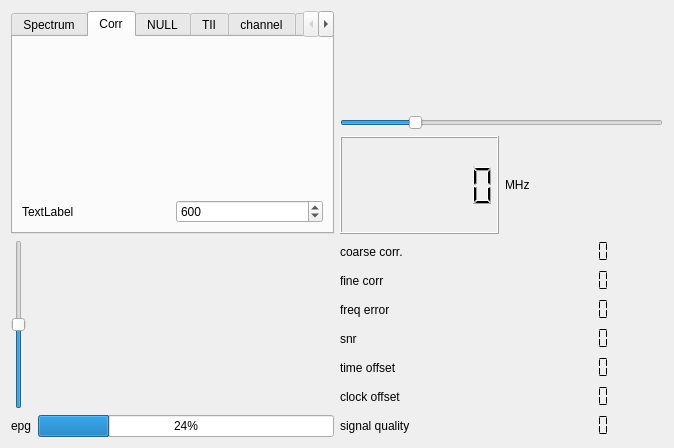
Qt form qt-dab-s6/forms-v6/new-display/scopewidget.ui (JvanKatwijk/qt-dab) before a commit.
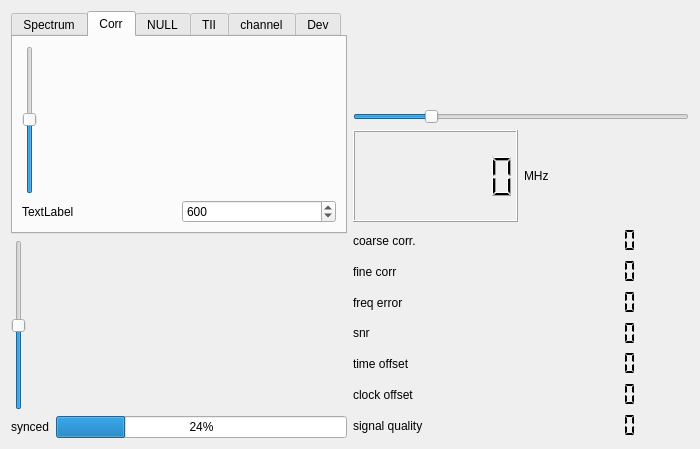
The same form after that commit. The open tabs and pages were chosen to show the change. Custom widgets are drawn as their Qt base class.

The edit to the form file:
```diff
--- a/qt-dab-s6/forms-v6/new-display/scopewidget.ui
+++ b/qt-dab-s6/forms-v6/new-display/scopewidget.ui
@@ -6,15 +6,17 @@
    <rect>
     <x>0</x>
     <y>0</y>
-    <width>674</width>
-    <height>448</height>
+    <width>700</width>
+    <height>449</height>
    </rect>
   </property>
   <property name="windowTitle">
    <string>spectrumscope</string>
   </property>
-  <layout class="QGridLayout" name="gridLayout_2">
-   <item row="0" column="0">
+  <layout class="QHBoxLayout" name="horizontalLayout_10">
+   <item>
+    <layout class="QVBoxLayout" name="verticalLayout_5">
+     <item>
     <widget class="QTabWidget" name="tabWidget">
      <property name="maximumSize">
       <size>
@@ -61,6 +63,18 @@
       </attribute>
       <layout class="QVBoxLayout" name="verticalLayout">
        <item>
+          <layout class="QHBoxLayout" name="horizontalLayout_9">
+           <item>
+            <widget class="QSlider" name="correlationSlider">
+             <property name="value">
+              <number>50</number>
+             </property>
+             <property name="orientation">
+              <enum>Qt::Vertical</enum>
+             </property>
+            </widget>
+           </item>
+           <item>
         <widget class="QwtPlot" name="correlationDisplay">
          <property name="minimumSize">
           <size>
@@ -79,6 +93,8 @@
          </property>
         </widget>
        </item>
+          </layout>
+         </item>
        <item>
         <layout class="QHBoxLayout" name="horizontalLayout_2">
          <item>
@@ -166,7 +182,17 @@
       <attribute name="title">
        <string>channel</string>
       </attribute>
-      <layout class="QVBoxLayout" name="verticalLayout_5">
+        <layout class="QHBoxLayout" name="horizontalLayout_7">
+         <item>
+          <widget class="QSlider" name="channelSlider">
+           <property name="value">
+            <number>50</number>
+           </property>
+           <property name="orientation">
+            <enum>Qt::Vertical</enum>
+           </property>
+          </widget>
+         </item>
        <item>
         <widget class="QwtPlot" name="channelPlot">
          <property name="toolTip">
@@ -192,7 +218,66 @@
      </widget>
     </widget>
    </item>
-   <item row="0" column="1">
+     <item>
+      <layout class="QVBoxLayout" name="verticalLayout_4">
+       <item>
+        <layout class="QHBoxLayout" name="horizontalLayout_4">
+         <item>
+          <widget class="QSlider" name="waterfallSlider">
+           <property name="maximum">
+            <number>100</number>
+           </property>
+           <property name="value">
+            <number>50</number>
+           </property>
+           <property name="orientation">
+            <enum>Qt::Vertical</enum>
+           </property>
+          </widget>
+         </item>
+         <item>
+          <widget class="QwtPlot" name="waterfallDisplay">
+           <property name="maximumSize">
+            <size>
+             <width>400</width>
+             <height>159</height>
+            </size>
+           </property>
+           <property name="toolTip">
+            <string>&lt;html&gt;&lt;head/&gt;&lt;body&gt;&lt;p&gt;The waterfall display djows the progress of the data of the selected scope in time&lt;/p&gt;&lt;/body&gt;&lt;/html&gt;</string>
+           </property>
+          </widget>
+         </item>
+        </layout>
+       </item>
+       <item>
+        <layout class="QHBoxLayout" name="horizontalLayout_6">
+         <item>
+          <widget class="QLabel" name="syncLabel">
+           <property name="text">
+            <string>synced</string>
+           </property>
+          </widget>
+         </item>
+         <item>
+          <widget class="QProgressBar" name="ficError_display">
+           <property name="toolTip">
+            <string>&lt;html&gt;&lt;head/&gt;&lt;body&gt;&lt;p&gt;The FIC quality, The FIC data contains structural information on the payload. Usually if the quality is less than 100 percent, decoding the payload will not succeed.&lt;/p&gt;&lt;/body&gt;&lt;/html&gt;</string>
+           </property>
+           <property name="value">
+            <number>24</number>
+           </property>
+          </widget>
+         </item>
+        </layout>
+       </item>
+      </layout>
+     </item>
+    </layout>
+   </item>
+   <item>
+    <layout class="QVBoxLayout" name="verticalLayout_6">
+     <item>
     <layout class="QVBoxLayout" name="verticalLayout_2">
      <item>
       <widget class="QwtPlot" name="iqDisplay">
@@ -243,62 +328,7 @@
      </item>
     </layout>
    </item>
-   <item row="1" column="0">
-    <layout class="QVBoxLayout" name="verticalLayout_4">
      <item>
-      <layout class="QHBoxLayout" name="horizontalLayout_4">
-       <item>
-        <widget class="QSlider" name="waterfallSlider">
-         <property name="maximum">
-          <number>100</number>
-         </property>
-         <property name="value">
-          <number>50</number>
-         </property>
-         <property name="orientation">
-          <enum>Qt::Vertical</enum>
-         </property>
-        </widget>
-       </item>
-       <item>
-        <widget class="QwtPlot" name="waterfallDisplay">
-         <property name="maximumSize">
-          <size>
-           <width>400</width>
-           <height>159</height>
-          </size>
-         </property>
-         <property name="toolTip">
-          <string>&lt;html&gt;&lt;head/&gt;&lt;body&gt;&lt;p&gt;The waterfall display djows the progress of the data of the selected scope in time&lt;/p&gt;&lt;/body&gt;&lt;/html&gt;</string>
-         </property>
-        </widget>
-       </item>
-      </layout>
-     </item>
-     <item>
-      <layout class="QHBoxLayout" name="horizontalLayout_6">
-       <item>
-        <widget class="QLabel" name="EPGLabel">
-         <property name="text">
-          <string>epg</string>
-         </property>
-        </widget>
-       </item>
-       <item>
-        <widget class="QProgressBar" name="ficError_display">
-         <property name="toolTip">
-          <string>&lt;html&gt;&lt;head/&gt;&lt;body&gt;&lt;p&gt;The FIC quality, The FIC data contains structural information on the payload. Usually if the quality is less than 100 percent, decoding the payload will not succeed.&lt;/p&gt;&lt;/body&gt;&lt;/html&gt;</string>
-         </property>
-         <property name="value">
-          <number>24</number>
-         </property>
-        </widget>
-       </item>
-      </layout>
-     </item>
-    </layout>
-   </item>
-   <item row="1" column="1">
     <layout class="QGridLayout" name="gridLayout">
      <item row="0" column="0">
       <widget class="QLabel" name="label_6">
@@ -460,6 +490,8 @@
         <enum>QLCDNumber::Flat</enum>
        </property>
       </widget>
+       </item>
+      </layout>
      </item>
     </layout>
    </item>
```
Left out of the diff: 35 changed lines with no effect on the pictures. Lines whose indentation alone changed are shown as unchanged.
